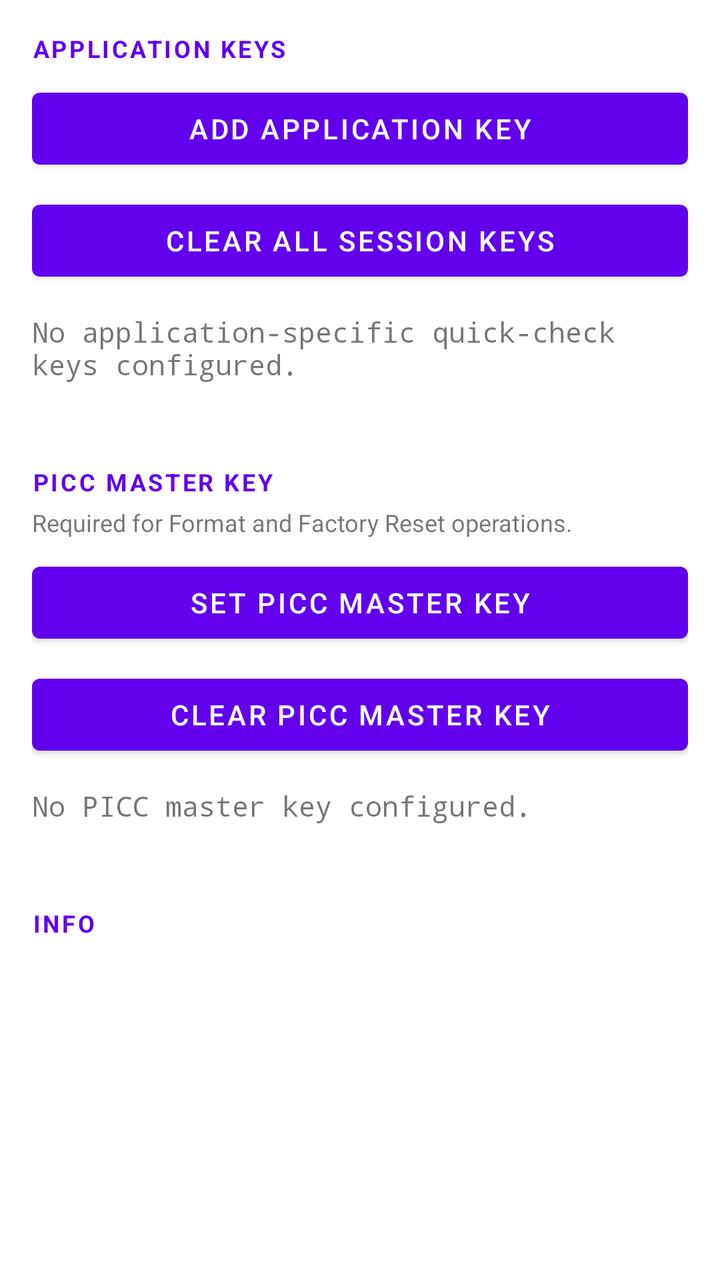
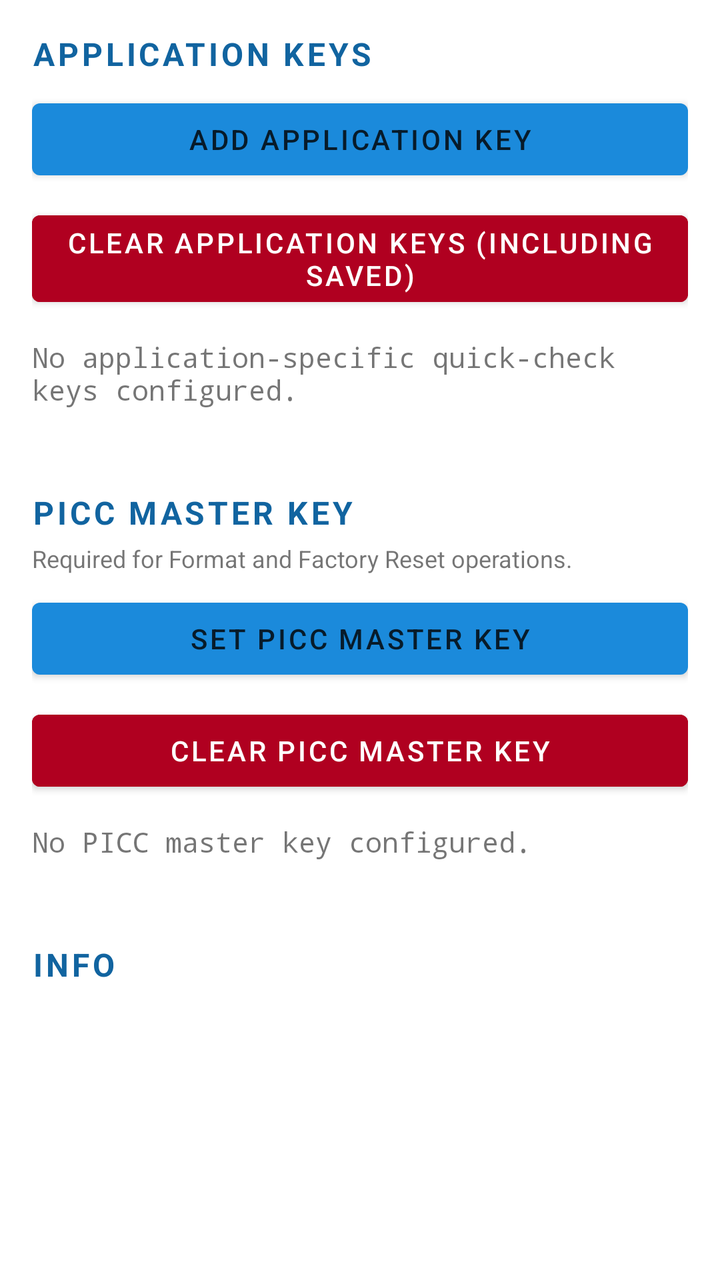

An Android layout rendered at two revisions. The XML below is the earlier revision; the diff shows what the commit changed to produce the second picture.
<!-- AndroidManifest.xml: application theme Theme.App -->
<!-- res/layout/fragment_settings.xml -->
<?xml version="1.0" encoding="utf-8"?>
<ScrollView xmlns:android="http://schemas.android.com/apk/res/android"
    android:layout_width="match_parent"
    android:layout_height="match_parent">

    <LinearLayout
        android:layout_width="match_parent"
        android:layout_height="wrap_content"
        android:orientation="vertical"
        android:padding="16dp">

        <TextView
            android:layout_width="match_parent"
            android:layout_height="wrap_content"
            android:text="APPLICATION KEYS"
            android:textStyle="bold"
            android:textSize="12sp"
            android:letterSpacing="0.1"
            android:textColor="?attr/colorPrimary"
            android:layout_marginBottom="8dp" />

        <Button
            android:id="@+id/addQuickCheckKey"
            android:layout_width="match_parent"
            android:layout_height="wrap_content"
            android:text="Add application key" />

        <Button
            android:id="@+id/clearQuickCheckKeys"
            android:layout_width="match_parent"
            android:layout_height="wrap_content"
            android:layout_marginTop="8dp"
            android:text="Clear all session keys" />

        <TextView
            android:id="@+id/quickCheckKeySummary"
            android:layout_width="match_parent"
            android:layout_height="wrap_content"
            android:layout_marginTop="12dp"
            android:text="No application-specific quick-check keys configured."
            android:textIsSelectable="true"
            android:typeface="monospace" />

        <View
            android:layout_width="match_parent"
            android:layout_height="1dp"
            android:layout_marginTop="24dp"
            android:layout_marginBottom="16dp"
            android:background="?attr/colorControlNormal"
            android:alpha="0.2" />

        <TextView
            android:layout_width="match_parent"
            android:layout_height="wrap_content"
            android:text="PICC MASTER KEY"
            android:textStyle="bold"
            android:textSize="12sp"
            android:letterSpacing="0.1"
            android:textColor="?attr/colorPrimary"
            android:layout_marginBottom="4dp" />

        <TextView
            android:layout_width="match_parent"
            android:layout_height="wrap_content"
            android:layout_marginBottom="8dp"
            android:textSize="12sp"
            android:text="Required for Format and Factory Reset operations." />

        <Button
            android:id="@+id/setPiccKey"
            android:layout_width="match_parent"
            android:layout_height="wrap_content"
            android:text="Set PICC master key" />

        <Button
            android:id="@+id/clearPiccKey"
            android:layout_width="match_parent"
            android:layout_height="wrap_content"
            android:layout_marginTop="8dp"
            android:text="Clear PICC master key" />

        <TextView
            android:id="@+id/piccKeySummary"
            android:layout_width="match_parent"
            android:layout_height="wrap_content"
            android:layout_marginTop="12dp"
            android:text="No PICC master key configured."
            android:textIsSelectable="true"
            android:typeface="monospace" />

        <View
            android:layout_width="match_parent"
            android:layout_height="1dp"
            android:layout_marginTop="24dp"
            android:layout_marginBottom="16dp"
            android:background="?attr/colorControlNormal"
            android:alpha="0.2" />

        <TextView
            android:layout_width="match_parent"
            android:layout_height="wrap_content"
            android:text="INFO"
            android:textStyle="bold"
            android:textSize="12sp"
            android:letterSpacing="0.1"
            android:textColor="?attr/colorPrimary"
            android:layout_marginBottom="8dp" />

        <TextView
            android:id="@+id/versionInfo"
            android:layout_width="match_parent"
            android:layout_height="wrap_content"
            android:textIsSelectable="true"
            android:typeface="monospace" />

    </LinearLayout>
</ScrollView>
<!-- resources referenced by this layout -->
<resources>
  <style name="Theme.App" parent="Theme.MaterialComponents.DayNight.NoActionBar">
          <item name="android:windowActionModeOverlay">true</item>
      </style>
</resources>

<!-- the commit's change to res/layout/fragment_settings.xml (unified diff, before → after) -->
@@ -14,9 +14,9 @@
             android:layout_height="wrap_content"
             android:text="APPLICATION KEYS"
             android:textStyle="bold"
-            android:textSize="12sp"
+            android:textSize="16sp"
             android:letterSpacing="0.1"
-            android:textColor="?attr/colorPrimary"
+            android:textColor="@color/brand_blue_text"
             android:layout_marginBottom="8dp" />
 
         <Button
@@ -27,10 +27,12 @@
 
         <Button
             android:id="@+id/clearQuickCheckKeys"
+            android:backgroundTint="?attr/colorError"
+            android:textColor="?attr/colorOnError"
             android:layout_width="match_parent"
             android:layout_height="wrap_content"
             android:layout_marginTop="8dp"
-            android:text="Clear all session keys" />
+            android:text="Clear application keys (including saved)" />
 
         <TextView
             android:id="@+id/quickCheckKeySummary"
@@ -54,9 +56,9 @@
             android:layout_height="wrap_content"
             android:text="PICC MASTER KEY"
             android:textStyle="bold"
-            android:textSize="12sp"
+            android:textSize="16sp"
             android:letterSpacing="0.1"
-            android:textColor="?attr/colorPrimary"
+            android:textColor="@color/brand_blue_text"
             android:layout_marginBottom="4dp" />
 
         <TextView
@@ -74,6 +76,8 @@
 
         <Button
             android:id="@+id/clearPiccKey"
+            android:backgroundTint="?attr/colorError"
+            android:textColor="?attr/colorOnError"
             android:layout_width="match_parent"
             android:layout_height="wrap_content"
             android:layout_marginTop="8dp"
@@ -101,9 +105,9 @@
             android:layout_height="wrap_content"
             android:text="INFO"
             android:textStyle="bold"
-            android:textSize="12sp"
+            android:textSize="16sp"
             android:letterSpacing="0.1"
-            android:textColor="?attr/colorPrimary"
+            android:textColor="@color/brand_blue_text"
             android:layout_marginBottom="8dp" />
 
         <TextView
<!-- resource entries referenced after the edit -->
@@ -1,7 +1,18 @@
 <!-- resources referenced by this layout -->
 <resources>
+  <color name="brand_blue_text">#1164A0</color>
   <style name="Theme.App" parent="Theme.MaterialComponents.DayNight.NoActionBar">
           <item name="android:windowActionModeOverlay">true</item>
+          <item name="colorPrimary">@color/brand_blue</item>
+          <item name="colorPrimaryVariant">@color/brand_blue_dark</item>
+          <item name="colorPrimaryDark">@color/brand_blue_dark</item>
+          <item name="colorSecondary">@color/brand_blue_text</item>
+          <item name="colorSecondaryVariant">@color/brand_blue_dark</item>
+          <item name="colorOnPrimary">@color/brand_blue_on_primary</item>
+          <item name="colorOnSecondary">@android:color/white</item>
       </style>
+  <color name="brand_blue">#1B8ADB</color>
+  <color name="brand_blue_dark">#1164A0</color>
+  <color name="brand_blue_on_primary">#071B2A</color>
 </resources>
 
